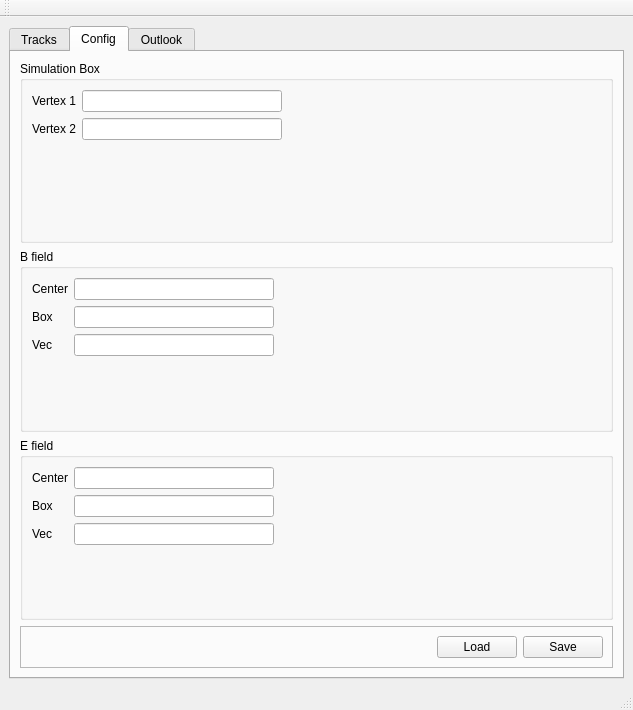
Qt form plugins/Thomson_Parabola/Thomson_Parabola.ui (NeutrinoToolkit/Neutrino) before a commit.
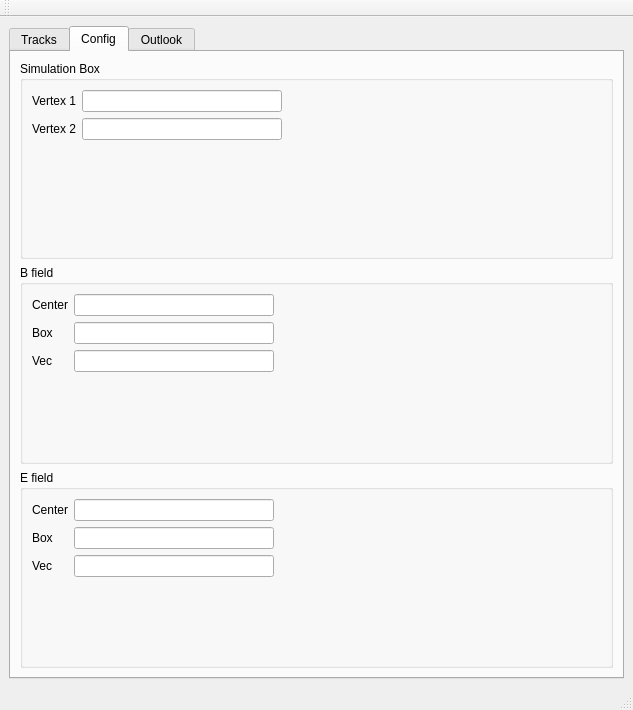
The same form after that commit. The open tabs and pages were chosen to show the change. Custom widgets are drawn as their Qt base class.

Commit message: Thomson Parabola: removed config++ dep.

Diff of the .ui file:
```diff
--- a/plugins/Thomson_Parabola/Thomson_Parabola.ui
+++ b/plugins/Thomson_Parabola/Thomson_Parabola.ui
@@ -565,45 +565,6 @@
           </layout>
          </widget>
         </item>
-        <item>
-         <widget class="QFrame" name="frame">
-          <property name="frameShape">
-           <enum>QFrame::StyledPanel</enum>
-          </property>
-          <property name="frameShadow">
-           <enum>QFrame::Raised</enum>
-          </property>
-          <layout class="QHBoxLayout" name="horizontalLayout_4">
-           <item>
-            <spacer name="horizontalSpacer">
-             <property name="orientation">
-              <enum>Qt::Horizontal</enum>
-             </property>
-             <property name="sizeHint" stdset="0">
-              <size>
-               <width>353</width>
-               <height>20</height>
-              </size>
-             </property>
-            </spacer>
-           </item>
-           <item>
-            <widget class="QPushButton" name="loadConfig_pb">
-             <property name="text">
-              <string>Load</string>
-             </property>
-            </widget>
-           </item>
-           <item>
-            <widget class="QPushButton" name="saveConfig_pb">
-             <property name="text">
-              <string>Save</string>
-             </property>
-            </widget>
-           </item>
-          </layout>
-         </widget>
-        </item>
        </layout>
       </widget>
       <widget class="QWidget" name="drawTab">
```
Left out of the diff: 2 changed lines with no effect on the pictures. The commit also changes 5 other files.
